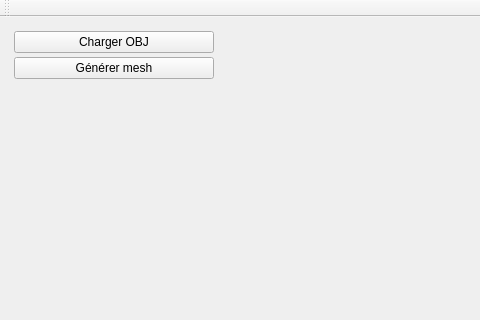
This is starterLight/mainwindow.ui in BrokShad/Lsystem as Qt 5 draws it before an edit; both pictures show x 0 to 480 and y 0 to 320 of the 632 by 408 pixel window. The edited form follows.
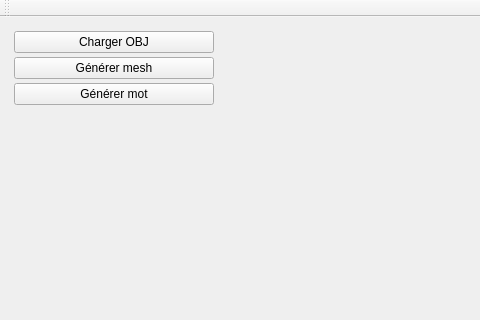
This is the edited form. Custom widgets are drawn as their Qt base class.

```diff
--- a/starterLight/mainwindow.ui
+++ b/starterLight/mainwindow.ui
@@ -65,6 +65,13 @@
          </property>
         </widget>
        </item>
+       <item>
+        <widget class="QPushButton" name="pushButton">
+         <property name="text">
+          <string>Générer mot</string>
+         </property>
+        </widget>
+       </item>
        <item>
         <spacer name="verticalSpacer">
          <property name="orientation">
```
